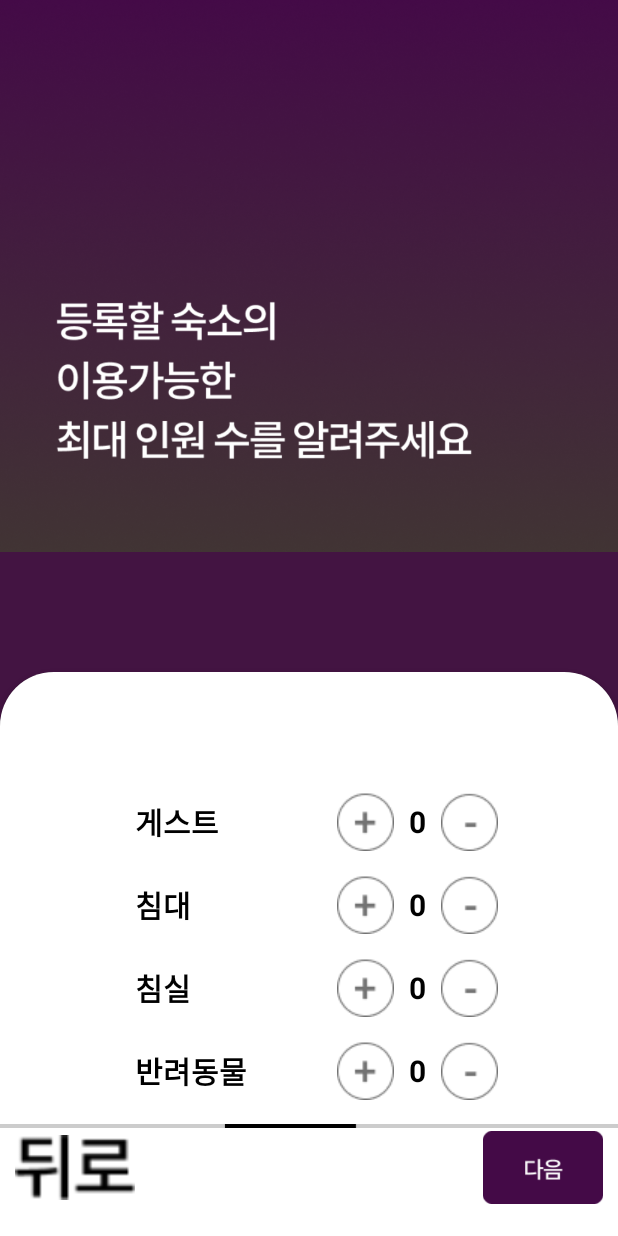
After one commit to Muyahom/App_admin, an Android app: the ThirdRegisterActivity screen opened directly, with no data from a screen before it, on a phone screen of 412 x 824 dp. The commit adds this screen. Run offline under Robolectric (Android 15) with nearby library versions, the phone set to English and light mode, and no system bars; our stand-ins replace data binding.

Commit message:
register, thirdregister activity design modify

```diff
--- a/checkin/app/src/main/AndroidManifest.xml
+++ b/checkin/app/src/main/AndroidManifest.xml
@@ -17,6 +17,7 @@
             </intent-filter>
         </activity>
         <activity android:name=".view.MainActivity"/>
+        <activity android:name=".view.ThirdRegisterActivity"/>
     </application>
 
 </manifest>
--- /dev/null
+++ b/checkin/app/src/main/java/com/muyahom/checkin/view/ThirdRegisterActivity.java
@@ -0,0 +1,23 @@
+package com.muyahom.checkin.view;
+
+import android.os.Bundle;
+
+import androidx.annotation.Nullable;
+import androidx.appcompat.app.AppCompatActivity;
+import androidx.databinding.DataBindingUtil;
+
+import com.muyahom.checkin.R;
+import com.muyahom.checkin.databinding.ActivityRegisterBinding;
+import com.muyahom.checkin.databinding.ActivitySecondRegisterBinding;
+import com.muyahom.checkin.databinding.ActivityThirdRegisterBinding;
+
+public class ThirdRegisterActivity extends AppCompatActivity {
+    private ActivityThirdRegisterBinding activityThirdRegisterBinding;
+
+
+    @Override
+    protected void onCreate(@Nullable Bundle savedInstanceState) {
+        super.onCreate(savedInstanceState);
+        activityThirdRegisterBinding = DataBindingUtil.setContentView(this, R.layout.activity_third_register);
+    }
+}
--- /dev/null
+++ b/checkin/app/src/main/res/layout/activity_third_register.xml
@@ -0,0 +1,327 @@
+<?xml version="1.0" encoding="utf-8"?>
+<layout xmlns:tools="http://schemas.android.com/tools"
+    xmlns:app="http://schemas.android.com/apk/res-auto"
+    xmlns:android="http://schemas.android.com/apk/res/android">
+
+    <androidx.constraintlayout.widget.ConstraintLayout
+        android:layout_width="match_parent"
+        android:layout_height="match_parent">
+
+        <LinearLayout
+            android:id="@+id/linear3"
+            app:layout_constraintEnd_toEndOf="parent"
+            app:layout_constraintStart_toStartOf="parent"
+            app:layout_constraintTop_toTopOf="parent"
+            android:background="@color/white"
+            android:orientation="vertical"
+            android:layout_width="match_parent"
+            android:layout_height="match_parent">
+
+            <ImageView
+                app:layout_constraintStart_toStartOf="@id/linear3"
+                app:layout_constraintTop_toTopOf="@id/linear3"
+                android:adjustViewBounds="true"
+                android:src="@drawable/max"
+                android:layout_width="match_parent"
+                android:layout_height="wrap_content" />
+
+            <LinearLayout
+                android:background="#431442"
+                android:layout_weight="5"
+                android:orientation="vertical"
+                android:layout_width="match_parent"
+                android:layout_height="0dp">
+                <androidx.coordinatorlayout.widget.CoordinatorLayout
+                    android:background="#431442"
+                    android:id="@+id/coordinator"
+                    android:layout_width="match_parent"
+                    android:layout_height="match_parent"
+                    android:animateLayoutChanges="true">
+
+                    <!-- Bottom sheet -->
+
+                    <androidx.cardview.widget.CardView
+                        android:background="#431442"
+                        android:id="@+id/bottom_sheet"
+                        android:layout_width="match_parent"
+                        android:layout_height="match_parent"
+                        android:descendantFocusability="beforeDescendants"
+                        android:focusableInTouchMode="true"
+                        android:orientation="vertical"
+                        android:padding="10dp"
+                        app:behavior_hideable="false"
+                        app:behavior_peekHeight="300dp"
+                        app:cardCornerRadius="36dp"
+                        app:layout_behavior="com.google.android.material.bottomsheet.BottomSheetBehavior">
+                        <LinearLayout
+                            android:background="@color/white"
+                            android:id="@+id/linear"
+                            android:gravity="center"
+                            android:layout_width="match_parent"
+                            android:layout_height="match_parent"
+                            android:orientation="vertical">
+                                <androidx.constraintlayout.widget.ConstraintLayout
+                                    android:layout_marginBottom="15dp"
+                                    android:orientation="horizontal"
+                                    android:layout_width="match_parent"
+                                    android:layout_height="wrap_content">
+
+                                    <TextView
+                                        android:layout_marginLeft="90dp"
+                                        android:id="@+id/txtguest"
+                                        app:layout_constraintTop_toTopOf="parent"
+                                        app:layout_constraintBottom_toBottomOf="parent"
+                                        app:layout_constraintStart_toStartOf="parent"
+                                        android:text="게스트"
+                                        android:textStyle="bold"
+                                        android:textColor="@color/black"
+                                        android:textSize="20dp"
+                                        android:layout_width="wrap_content"
+                                        android:layout_height="wrap_content"/>
+
+                                    <ImageView
+                                        android:layout_marginRight="10dp"
+                                        android:layout_width="wrap_content"
+                                        android:layout_height="wrap_content"
+                                        android:src="@drawable/plus"
+                                        app:layout_constraintBottom_toBottomOf="parent"
+                                        app:layout_constraintEnd_toStartOf="@id/txtguestcount"
+                                        app:layout_constraintTop_toTopOf="parent" />
+
+                                    <TextView
+                                        android:layout_marginRight="10dp"
+                                        android:id="@+id/txtguestcount"
+                                        android:textStyle="bold"
+                                        android:textColor="@color/black"
+                                        app:layout_constraintTop_toTopOf="parent"
+                                        app:layout_constraintBottom_toBottomOf="parent"
+                                        app:layout_constraintEnd_toStartOf="@id/imgguestminus"
+                                        android:text="0"
+                                        android:textSize="20dp"
+                                        android:layout_width="wrap_content"
+                                        android:layout_height="wrap_content"/>
+
+                                    <ImageView
+                                        android:layout_marginRight="80dp"
+                                        android:id="@+id/imgguestminus"
+                                        android:layout_width="wrap_content"
+                                        android:layout_height="wrap_content"
+                                        android:src="@drawable/minus"
+                                        app:layout_constraintBottom_toBottomOf="parent"
+                                        app:layout_constraintEnd_toEndOf="parent"
+                                        app:layout_constraintTop_toTopOf="parent" />
+
+                                </androidx.constraintlayout.widget.ConstraintLayout>
+
+                                <androidx.constraintlayout.widget.ConstraintLayout
+                                    android:layout_marginBottom="15dp"
+                                    android:orientation="horizontal"
+                                    android:layout_width="match_parent"
+                                    android:layout_height="wrap_content">
+
+                                    <TextView
+                                        android:layout_marginLeft="90dp"
+                                        android:id="@+id/txtbed"
+                                        app:layout_constraintTop_toTopOf="parent"
+                                        app:layout_constraintBottom_toBottomOf="parent"
+                                        app:layout_constraintStart_toStartOf="parent"
+                                        android:text="침대"
+                                        android:textStyle="bold"
+                                        android:textColor="@color/black"
+                                        android:textSize="20dp"
+                                        android:layout_width="wrap_content"
+                                        android:layout_height="wrap_content"/>
+
+                                    <ImageView
+                                        android:layout_marginRight="10dp"
+                                        android:layout_width="wrap_content"
+                                        android:layout_height="wrap_content"
+                                        android:src="@drawable/plus"
+                                        app:layout_constraintBottom_toBottomOf="parent"
+                                        app:layout_constraintEnd_toStartOf="@id/txtbedcount"
+                                        app:layout_constraintTop_toTopOf="parent" />
+
+                                    <TextView
+                                        android:layout_marginRight="10dp"
+                                        android:id="@+id/txtbedcount"
+                                        android:textStyle="bold"
+                                        android:textColor="@color/black"
+                                        app:layout_constraintTop_toTopOf="parent"
+                                        app:layout_constraintBottom_toBottomOf="parent"
+                                        app:layout_constraintEnd_toStartOf="@id/imgbedminus"
+                                        android:text="0"
+                                        android:textSize="20dp"
+                                        android:layout_width="wrap_content"
+                                        android:layout_height="wrap_content"/>
+
+                                    <ImageView
+                                        android:layout_marginRight="80dp"
+                                        android:id="@+id/imgbedminus"
+                                        android:layout_width="wrap_content"
+                                        android:layout_height="wrap_content"
+                                        android:src="@drawable/minus"
+                                        app:layout_constraintBottom_toBottomOf="parent"
+                                        app:layout_constraintEnd_toEndOf="parent"
+                                        app:layout_constraintTop_toTopOf="parent" />
+
+                                </androidx.constraintlayout.widget.ConstraintLayout>
+
+                                <androidx.constraintlayout.widget.ConstraintLayout
+                                    android:layout_marginBottom="15dp"
+                                    android:orientation="horizontal"
+                                    android:layout_width="match_parent"
+                                    android:layout_height="wrap_content">
+
+                                    <TextView
+                                        android:layout_marginLeft="90dp"
+                                        android:id="@+id/txtbedroom"
+                                        app:layout_constraintTop_toTopOf="parent"
+                                        app:layout_constraintBottom_toBottomOf="parent"
+                                        app:layout_constraintStart_toStartOf="parent"
+                                        android:text="침실"
+                                        android:textStyle="bold"
+                                        android:textColor="@color/black"
+                                        android:textSize="20dp"
+                                        android:layout_width="wrap_content"
+                                        android:layout_height="wrap_content"/>
+
+                                    <ImageView
+                                        android:layout_marginRight="10dp"
+                                        android:layout_width="wrap_content"
+                                        android:layout_height="wrap_content"
+                                        android:src="@drawable/plus"
+                                        app:layout_constraintBottom_toBottomOf="parent"
+                                        app:layout_constraintEnd_toStartOf="@id/txtbedroomcount"
+                                        app:layout_constraintTop_toTopOf="parent" />
+
+                                    <TextView
+                                        android:layout_marginRight="10dp"
+                                        android:id="@+id/txtbedroomcount"
+                                        android:textStyle="bold"
+                                        android:textColor="@color/black"
+                                        app:layout_constraintTop_toTopOf="parent"
+                                        app:layout_constraintBottom_toBottomOf="parent"
+                                        app:layout_constraintEnd_toStartOf="@id/imgbedroomminus"
+                                        android:text="0"
+                                        android:textSize="20dp"
+                                        android:layout_width="wrap_content"
+                                        android:layout_height="wrap_content"/>
+
+                                    <ImageView
+                                        android:layout_marginRight="80dp"
+                                        android:id="@+id/imgbedroomminus"
+                                        android:layout_width="wrap_content"
+                                        android:layout_height="wrap_content"
+                                        android:src="@drawable/minus"
+                                        app:layout_constraintBottom_toBottomOf="parent"
+                                        app:layout_constraintEnd_toEndOf="parent"
+                                        app:layout_constraintTop_toTopOf="parent" />
+
+                                </androidx.constraintlayout.widget.ConstraintLayout>
+
+                                <androidx.constraintlayout.widget.ConstraintLayout
+                                    android:layout_marginBottom="15dp"
+                                    android:orientation="horizontal"
+                                    android:layout_width="match_parent"
+                                    android:layout_height="wrap_content">
+
+                                    <TextView
+                                        android:layout_marginLeft="90dp"
+                                        android:id="@+id/txtpet"
+                                        app:layout_constraintTop_toTopOf="parent"
+                                        app:layout_constraintBottom_toBottomOf="parent"
+                                        app:layout_constraintStart_toStartOf="parent"
+                                        android:text="반려동물"
+                                        android:textStyle="bold"
+                                        android:textColor="@color/black"
+                                        android:textSize="20dp"
+                                        android:layout_width="wrap_content"
+                                        android:layout_height="wrap_content"/>
+
+                                    <ImageView
+                                        android:layout_marginRight="10dp"
+                                        android:layout_width="wrap_content"
+                                        android:layout_height="wrap_content"
+                                        android:src="@drawable/plus"
+                                        app:layout_constraintBottom_toBottomOf="parent"
+                                        app:layout_constraintEnd_toStartOf="@id/txtpetcount"
+                                        app:layout_constraintTop_toTopOf="parent" />
+
+                                    <TextView
+                                        android:layout_marginRight="10dp"
+                                        android:id="@+id/txtpetcount"
+                                        android:textStyle="bold"
+                                        android:textColor="@color/black"
+                                        app:layout_constraintTop_toTopOf="parent"
+                                        app:layout_constraintBottom_toBottomOf="parent"
+                                        app:layout_constraintEnd_toStartOf="@id/imgpetminus"
+                                        android:text="0"
+                                        android:textSize="20dp"
+                                        android:layout_width="wrap_content"
+                                        android:layout_height="wrap_content"/>
+
+                                    <ImageView
+                                        android:layout_marginRight="80dp"
+                                        android:id="@+id/imgpetminus"
+                                        android:layout_width="wrap_content"
+                                        android:layout_height="wrap_content"
+                                        android:src="@drawable/minus"
+                                        app:layout_constraintBottom_toBottomOf="parent"
+                                        app:layout_constraintEnd_toEndOf="parent"
+                                        app:layout_constraintTop_toTopOf="parent" />
+
+                                </androidx.constraintlayout.widget.ConstraintLayout>
+                        </LinearLayout>
+                    </androidx.cardview.widget.CardView>
+                </androidx.coordinatorlayout.widget.CoordinatorLayout>
+            </LinearLayout>
+
+            <LinearLayout
+                android:orientation="vertical"
+                android:layout_width="match_parent"
+                android:layout_height="0dp"
+                android:layout_weight="1">
+
+                <ImageView
+                    android:src="@drawable/line3"
+                    android:layout_width="wrap_content"
+                    android:layout_height="wrap_content"/>
+
+                <androidx.constraintlayout.widget.ConstraintLayout
+                    android:orientation="horizontal"
+                    android:layout_width="match_parent"
+                    android:layout_height="wrap_content">
+
+                    <ImageButton
+                        android:layout_marginLeft="10dp"
+                        android:background="#00000000"
+                        android:adjustViewBounds="true"
+                        android:scaleType="fitCenter"
+                        android:src="@drawable/back"
+                        android:layout_width="80dp"
+                        android:layout_height="50dp"
+                        app:layout_constraintBottom_toBottomOf="parent"
+                        app:layout_constraintStart_toStartOf="parent"
+                        app:layout_constraintTop_toTopOf="parent"/>
+
+                    <ImageButton
+                        android:layout_marginRight="10dp"
+                        android:layout_width="80dp"
+                        android:layout_height="50dp"
+                        android:adjustViewBounds="true"
+                        android:background="#00000000"
+                        android:scaleType="fitCenter"
+                        android:src="@drawable/next"
+                        app:layout_constraintBottom_toBottomOf="parent"
+                        app:layout_constraintEnd_toEndOf="parent"
+                        app:layout_constraintTop_toTopOf="parent" />
+
+                </androidx.constraintlayout.widget.ConstraintLayout>
+            </LinearLayout>
+
+
+        </LinearLayout>
+
+    </androidx.constraintlayout.widget.ConstraintLayout>
+
+</layout>
```
Also changed, not shown: checkin/app/src/main/res/layout/activity_register.xml (+36 -4 lines), checkin/app/src/main/res/layout/activity_second_register.xml (added, +116 -0 lines), checkin/app/src/main/res/drawable-v24/map.png (added), checkin/app/src/main/res/drawable-v24/max.png (added), checkin/app/src/main/res/drawable-v24/minus.png (added), checkin/app/src/main/res/drawable-v24/plus.png (added).
